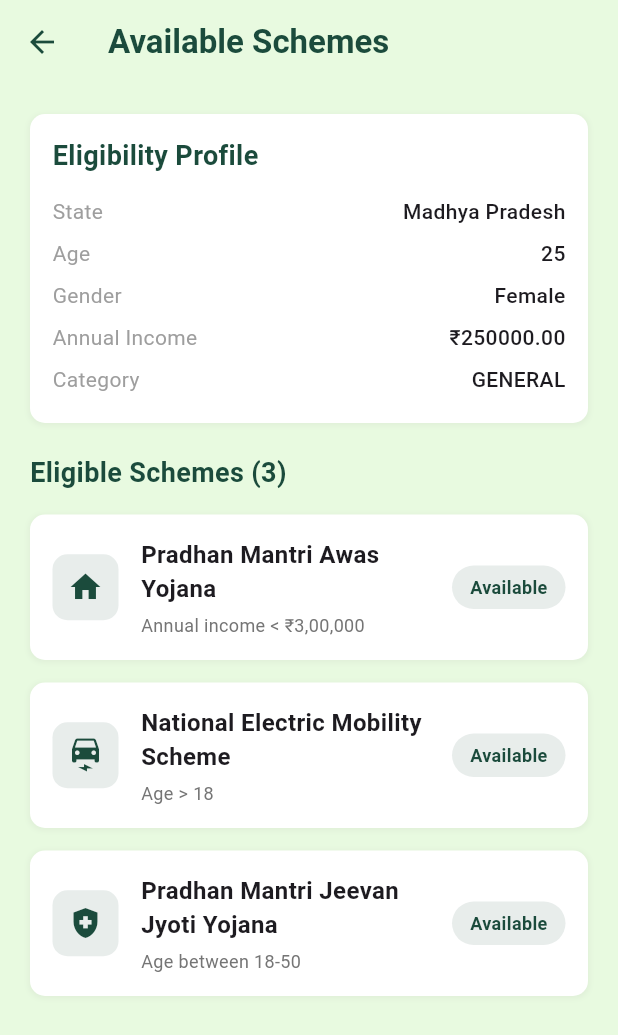
After one commit to MrGojo/mehhh, a Flutter app: the AvailableSchemesScreen screen opened directly, on a phone screen of 412 x 824 dp. The commit adds this screen. Shown: the top 1035 px of the screen. Run offline on Flutter 3.47's test engine with Material 3 defaults, Android fonts, the phone set to English and light mode, and no system bars; our stand-ins replace file_picker, shared_preferences; accounts and stored records are empty.

Commit message:
Added available schemes screen with eligibility filtering and updated dashboard navigation

```diff
--- /dev/null
+++ b/lib/screens/available_schemes_screen.dart
@@ -0,0 +1,254 @@
+import 'package:flutter/material.dart';
+
+class AvailableSchemesScreen extends StatelessWidget {
+  final String state;
+  final int age;
+  final String gender;
+  final double annualIncome;
+  final String category;
+
+  const AvailableSchemesScreen({
+    super.key,
+    required this.state,
+    required this.age,
+    required this.gender,
+    required this.annualIncome,
+    required this.category,
+  });
+
+  List<Map<String, dynamic>> _getEligibleSchemes() {
+    List<Map<String, dynamic>> allSchemes = [
+      {
+        'name': 'Pradhan Mantri Awas Yojana',
+        'eligibility': 'Annual income < ₹3,00,000',
+        'category': ['sc', 'st', 'obc', 'general'],
+        'status': 'Available',
+        'icon': Icons.home,
+      },
+      {
+        'name': 'National Electric Mobility Scheme',
+        'eligibility': 'Age > 18',
+        'category': ['general', 'obc'],
+        'status': 'Available',
+        'icon': Icons.electric_car,
+      },
+      {
+        'name': 'Pradhan Mantri Jeevan Jyoti Yojana',
+        'eligibility': 'Age between 18-50',
+        'category': ['sc', 'st', 'obc', 'general'],
+        'status': 'Available',
+        'icon': Icons.health_and_safety,
+      },
+    ];
+
+    return allSchemes.where((scheme) {
+      bool categoryMatch = scheme['category'].contains(category.toLowerCase());
+      bool ageMatch = true;
+      bool incomeMatch = true;
+
+      if (scheme['name'] == 'Pradhan Mantri Awas Yojana') {
+        incomeMatch = annualIncome < 300000;
+      }
+      if (scheme['name'] == 'Pradhan Mantri Jeevan Jyoti Yojana') {
+        ageMatch = age >= 18 && age <= 50;
+      }
+      if (scheme['name'] == 'National Electric Mobility Scheme') {
+        ageMatch = age >= 18;
+      }
+
+      return categoryMatch && ageMatch && incomeMatch;
+    }).toList();
+  }
+
+  @override
+  Widget build(BuildContext context) {
+    final eligibleSchemes = _getEligibleSchemes();
+
+    return Scaffold(
+      backgroundColor: const Color(0xFFE8FAE0),
+      appBar: AppBar(
+        backgroundColor: Colors.transparent,
+        elevation: 0,
+        leading: IconButton(
+          icon: const Icon(Icons.arrow_back, color: Color(0xFF1B4B3C)),
+          onPressed: () => Navigator.pop(context),
+        ),
+        title: const Text(
+          'Available Schemes',
+          style: TextStyle(
+            color: Color(0xFF1B4B3C),
+            fontWeight: FontWeight.bold,
+          ),
+        ),
+      ),
+      body: SingleChildScrollView(
+        padding: const EdgeInsets.all(20),
+        child: Column(
+          crossAxisAlignment: CrossAxisAlignment.start,
+          children: [
+            // User Info Card
+            Container(
+              padding: const EdgeInsets.all(15),
+              decoration: BoxDecoration(
+                color: Colors.white,
+                borderRadius: BorderRadius.circular(10),
+                boxShadow: [
+                  BoxShadow(
+                    color: Colors.grey.withOpacity(0.1),
+                    spreadRadius: 1,
+                    blurRadius: 2,
+                    offset: const Offset(0, 1),
+                  ),
+                ],
+              ),
+              child: Column(
+                crossAxisAlignment: CrossAxisAlignment.start,
+                children: [
+                  Text(
+                    'Eligibility Profile',
+                    style: TextStyle(
+                      fontSize: 18,
+                      fontWeight: FontWeight.bold,
+                      color: Color(0xFF1B4B3C),
+                    ),
+                  ),
+                  const SizedBox(height: 10),
+                  _buildInfoRow('State', state),
+                  _buildInfoRow('Age', age.toString()),
+                  _buildInfoRow('Gender', gender),
+                  _buildInfoRow('Annual Income', '₹${annualIncome.toStringAsFixed(2)}'),
+                  _buildInfoRow('Category', category.toUpperCase()),
+                ],
+              ),
+            ),
+
+            const SizedBox(height: 20),
+
+            Text(
+              'Eligible Schemes (${eligibleSchemes.length})',
+              style: const TextStyle(
+                fontSize: 18,
+                fontWeight: FontWeight.bold,
+                color: Color(0xFF1B4B3C),
+              ),
+            ),
+
+            const SizedBox(height: 15),
+
+            // Schemes List
+            ...eligibleSchemes.map((scheme) => _buildSchemeCard(scheme, context)).toList(),
+          ],
+        ),
+      ),
+    );
+  }
+
+  Widget _buildInfoRow(String label, String value) {
+    return Padding(
+      padding: const EdgeInsets.symmetric(vertical: 4),
+      child: Row(
+        mainAxisAlignment: MainAxisAlignment.spaceBetween,
+        children: [
+          Text(
+            label,
+            style: const TextStyle(
+              color: Colors.grey,
+              fontSize: 14,
+            ),
+          ),
+          Text(
+            value,
+            style: const TextStyle(
+              fontWeight: FontWeight.w500,
+              fontSize: 14,
+            ),
+          ),
+        ],
+      ),
+    );
+  }
+
+  Widget _buildSchemeCard(Map<String, dynamic> scheme, BuildContext context) {
+    return Container(
+      margin: const EdgeInsets.only(bottom: 15),
+      decoration: BoxDecoration(
+        color: Colors.white,
+        borderRadius: BorderRadius.circular(10),
+        boxShadow: [
+          BoxShadow(
+            color: Colors.grey.withOpacity(0.1),
+            spreadRadius: 1,
+            blurRadius: 2,
+            offset: const Offset(0, 1),
+          ),
+        ],
+      ),
+      child: Material(
+        color: Colors.transparent,
+        child: InkWell(
+          onTap: () {
+            // Navigate to scheme details
+          },
+          borderRadius: BorderRadius.circular(10),
+          child: Padding(
+            padding: const EdgeInsets.all(15),
+            child: Row(
+              children: [
+                Container(
+                  padding: const EdgeInsets.all(10),
+                  decoration: BoxDecoration(
+                    color: const Color(0xFF1B4B3C).withOpacity(0.1),
+                    borderRadius: BorderRadius.circular(10),
+                  ),
+                  child: Icon(
+                    scheme['icon'],
+                    color: const Color(0xFF1B4B3C),
+                    size: 24,
+                  ),
+                ),
+                const SizedBox(width: 15),
+                Expanded(
+                  child: Column(
+                    crossAxisAlignment: CrossAxisAlignment.start,
+                    children: [
+                      Text(
+                        scheme['name'],
+                        style: const TextStyle(
+                          fontWeight: FontWeight.bold,
+                          fontSize: 16,
+                        ),
+                      ),
+                      const SizedBox(height: 4),
+                      Text(
+                        scheme['eligibility'],
+                        style: TextStyle(
+                          color: Colors.grey[600],
+                          fontSize: 12,
+                        ),
+                      ),
+                    ],
+                  ),
+                ),
+                Container(
+                  padding: const EdgeInsets.symmetric(horizontal: 12, vertical: 6),
+                  decoration: BoxDecoration(
+                    color: const Color(0xFF1B4B3C).withOpacity(0.1),
+                    borderRadius: BorderRadius.circular(20),
+                  ),
+                  child: Text(
+                    scheme['status'],
+                    style: const TextStyle(
+                      color: Color(0xFF1B4B3C),
+                      fontSize: 12,
+                      fontWeight: FontWeight.bold,
+                    ),
+                  ),
+                ),
+              ],
+            ),
+          ),
+        ),
+      ),
+    );
+  }
+}
--- a/lib/screens/dashboard_screen.dart
+++ b/lib/screens/dashboard_screen.dart
@@ -5,6 +5,7 @@ import 'vehicle_schemes_screen.dart';
 import 'family_schemes_screen.dart';
 import 'personal_schemes_screen.dart';
 import 'gpt_screen.dart';
+import 'available_schemes_screen.dart';
 
 class DashboardScreen extends StatelessWidget {
   final String userName;
@@ -250,6 +251,21 @@ class DashboardScreen extends StatelessWidget {
                   color: const Color(0xFFE8FAE0),
                   borderRadius: BorderRadius.circular(10),
                 ),
+                child: InkWell(
+                  onTap: () {
+                    Navigator.push(
+                      context,
+                      MaterialPageRoute(
+                        builder: (context) => const AvailableSchemesScreen(
+                          state: 'Madhya Pradesh',  // Get from registration
+                          age: 25,                  // Get from registration
+                          gender: 'Female',         // Get from registration
+                          annualIncome: 250000,     // Get from income screen
+                          category: 'General',      // Get from income screen
+                        ),
+                      ),
+                    );
+                  },
                   child: const Row(
                     mainAxisAlignment: MainAxisAlignment.spaceBetween,
                     children: [
@@ -261,6 +277,7 @@ class DashboardScreen extends StatelessWidget {
                       ),
                       Icon(Icons.info_outline),
                     ],
+                  ),
                 ),
               ),
 
```
Lines whose indentation alone changed are shown as unchanged.
